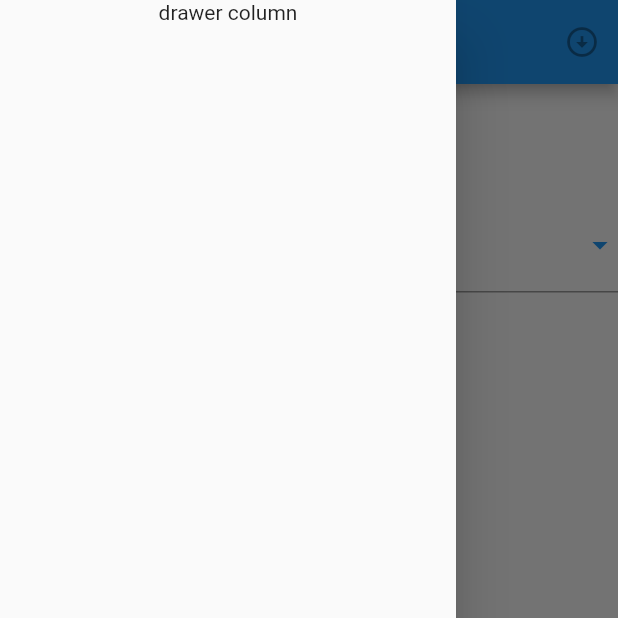
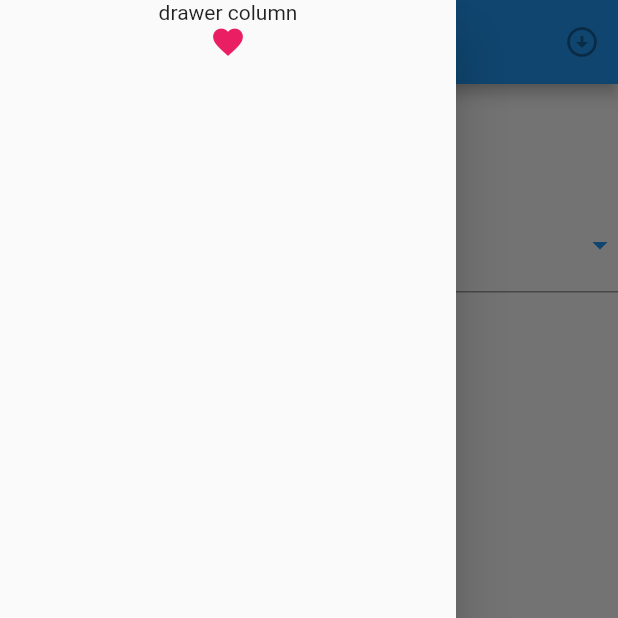
Before and after one commit to JeremiahJacob261/Notecast, a Flutter app: the screen it shows after launch, with the side drawer open, on a phone screen of 412 x 824 dp, the top half of it. Run offline on Flutter 3.47's test engine with Material 2 defaults, Android fonts, the light colour scheme and no system bars.

Commit message:
may 18-drawer added

```diff
--- a/lib/main.dart
+++ b/lib/main.dart
@@ -34,8 +34,15 @@ class _MyAppState extends State<MyApp> {
             appBar: AppBar(title: Text('NoteCast'), actions: <Widget>[
               IconButton(onPressed: null, tooltip: 'homie', icon: Icon(Icons.arrow_circle_down)),
             ]),
-            drawer: Drawer(child:Column(children:[
-                Text('drawer column'),
+            drawer: Drawer(
+                child: Column(children: [
+              Text('drawer column'),
+              Icon(
+                Icons.favorite,
+                color: Colors.pink,
+                size: 24.0,
+                semanticLabel: 'Text to announce in accessibility modes',
+              ),
             ])),
             body: Column(children: [
               Text('come on'),
```
Also changed, not shown: 1 other file.
